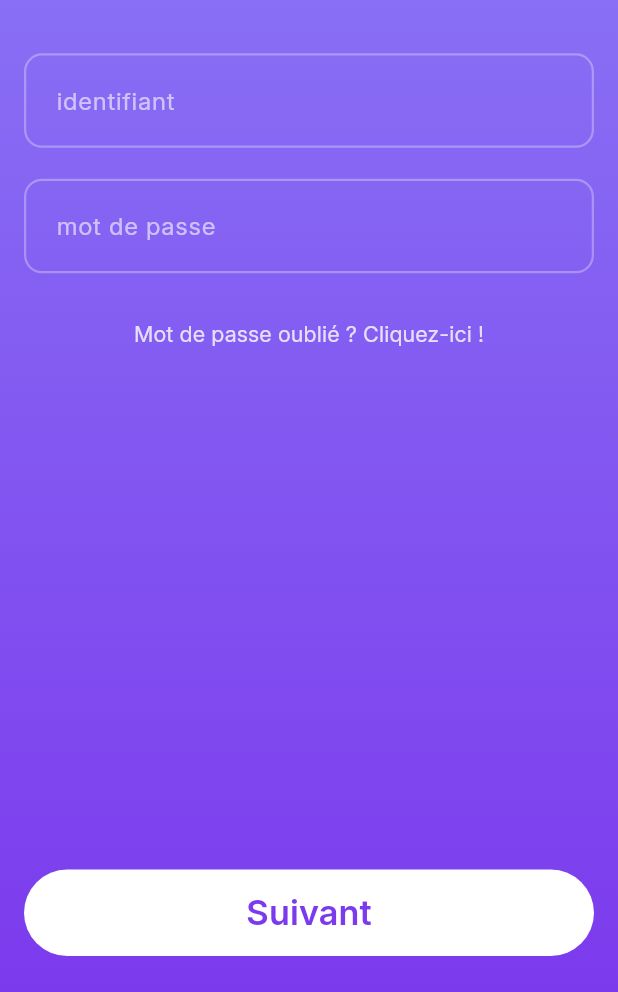
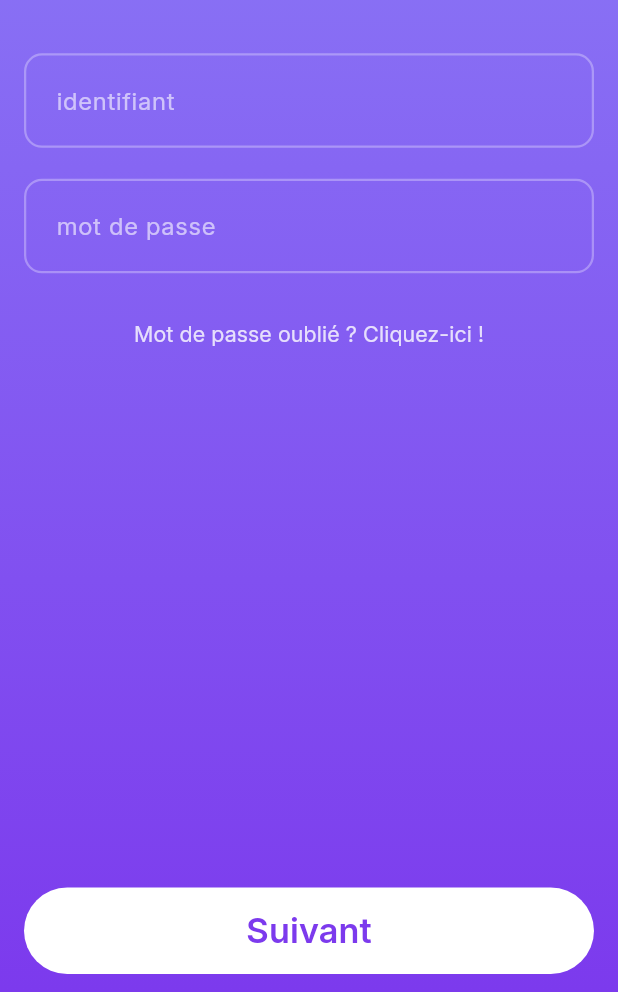
Before and after one commit to chaouche-praetoria/companion-itic, a Flutter app: the screen it shows after launch, on a phone screen of 412 x 824 dp, the part 244-1236 px from its top. Run offline on Flutter 3.47's test engine with Material 3 defaults, Android fonts, the phone set to English and light mode, and no system bars; our stand-ins replace flutter_svg, google_fonts.

Commit message:
refactor: Improve BaseScreen layout and add footer support in login screen

```diff
--- a/lib/screens/login_screen.dart
+++ b/lib/screens/login_screen.dart
@@ -35,6 +35,19 @@ class _LoginScreenState extends State<LoginScreen> with ResponsiveMixin {
     final isMedium = isMediumScreen(screenHeight);
 
     return BaseScreen(
+      footer: CustomButton(
+        text: AppTexts.nextButton,
+        onPressed: () {
+          debugPrint('Identifiant: ${_identifiantController.text}');
+          debugPrint('Mot de passe: ${_motDePasseController.text}');
+          Navigator.of(context).pushNamedAndRemoveUntil(
+            '/setup-profile',
+            (route) => false,
+          );
+        },
+        width: double.infinity,
+        height: getResponsiveButtonHeight(screenHeight),
+      ),
       child: Column(
         crossAxisAlignment: CrossAxisAlignment.start,
         mainAxisSize: MainAxisSize.min,
@@ -96,19 +109,6 @@ class _LoginScreenState extends State<LoginScreen> with ResponsiveMixin {
           ),
         ],
       ),
-      footer: CustomButton(
-        text: AppTexts.nextButton,
-        onPressed: () {
-          debugPrint('Identifiant: ${_identifiantController.text}');
-          debugPrint('Mot de passe: ${_motDePasseController.text}');
-          Navigator.of(context).pushNamedAndRemoveUntil(
-            '/setup-profile',
-            (route) => false,
-          );
-        },
-        width: double.infinity,
-        height: getResponsiveButtonHeight(screenHeight),
-      ),
     );
   }
 }
--- a/lib/widgets/base_screen.dart
+++ b/lib/widgets/base_screen.dart
@@ -2,83 +2,69 @@ import 'package:flutter/material.dart';
 import '../constants/app_colors.dart';
 
 class BaseScreen extends StatelessWidget {
-  final Widget child; // ton contenu principal (scrollable)
-  final Widget? footer; // bouton ou actions en bas
-  final bool resizeToAvoidBottomInset;
-  final CrossAxisAlignment crossAxisAlignment;
-  final EdgeInsetsGeometry padding;
-
   const BaseScreen({
     super.key,
     required this.child,
     this.footer,
+    this.padding = const EdgeInsets.symmetric(horizontal: 16),
+    this.crossAxisAlignment = CrossAxisAlignment.start,
     this.resizeToAvoidBottomInset = true,
-    this.crossAxisAlignment = CrossAxisAlignment.start,
-    this.padding = const EdgeInsets.symmetric(horizontal: 16),
+    this.footerHeightHint = 72,
   });
+
+  final Widget child;
+  final Widget? footer;
+  final EdgeInsetsGeometry padding;
+  final CrossAxisAlignment crossAxisAlignment;
+  final bool resizeToAvoidBottomInset;
+  final double footerHeightHint;
 
   @override
   Widget build(BuildContext context) {
     final viewInsets = MediaQuery.of(context).viewInsets;
     final bottomInset = viewInsets.bottom;
-    final paddingBottom = bottomInset + 24;
 
-    return Scaffold(
-      resizeToAvoidBottomInset: resizeToAvoidBottomInset,
-      body: Container(
+    final double reservedBottom = bottomInset > 0
+        ? (bottomInset + 16.0)
+        : (footer != null ? footerHeightHint + 16.0 : 16.0);
+
+    return Container(
       decoration: const BoxDecoration(
         gradient: LinearGradient(
           begin: Alignment.topCenter,
           end: Alignment.bottomCenter,
-            colors: [
-              AppColors.gradientLight,
-              AppColors.gradientDark,
-            ],
+          colors: [AppColors.gradientLight, AppColors.gradientDark],
         ),
       ),
-        child: SafeArea(
+      child: Scaffold(
+        backgroundColor: Colors.transparent,
+        resizeToAvoidBottomInset: resizeToAvoidBottomInset,
+        body: SafeArea(
           child: GestureDetector(
             onTap: () => FocusScope.of(context).unfocus(),
             child: LayoutBuilder(
               builder: (context, constraints) {
-                return Column(
-                  children: [
-                    // contenu scrollable
-                    Expanded(
-                      child: SingleChildScrollView(
-                        padding: EdgeInsets.only(bottom: 24),
+                return SingleChildScrollView(
+                  padding: padding.add(EdgeInsets.only(bottom: reservedBottom)),
                   child: ConstrainedBox(
-                          constraints: BoxConstraints(
-                            minHeight: constraints.maxHeight - paddingBottom,
-                          ),
-                          child: Padding(
-                            padding: padding,
+                    constraints: BoxConstraints(minHeight: constraints.maxHeight),
                     child: Column(
                       crossAxisAlignment: crossAxisAlignment,
-                              children: [
-                                child,
-                              ],
+                      children: [child],
+                    ),
+                  ),
+                );
+              },
             ),
           ),
         ),
-                      ),
-                    ),
-
-                    // footer sticky (ex: bouton)
-                    if (footer != null)
-                      Padding(
-                        padding: EdgeInsets.only(
-                          left: 16,
-                          right: 16,
-                          bottom: bottomInset > 0 ? bottomInset : 24,
-                          top: 8,
-                        ),
+        bottomNavigationBar: (footer == null)
+            ? null
+            : SafeArea(
+          top: false,
+          child: Padding(
+            padding: const EdgeInsets.fromLTRB(16, 8, 16, 12),
             child: footer!,
-                      ),
-                  ],
-                );
-              },
-            ),
           ),
         ),
       ),
```
Lines whose indentation alone changed are shown as unchanged.
